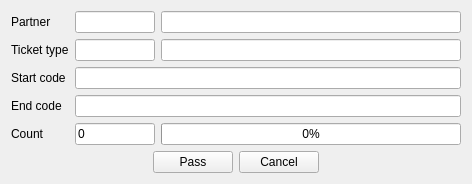
Old version of the form passticketsdialog.ui in the repository End1-1/FlashCards.
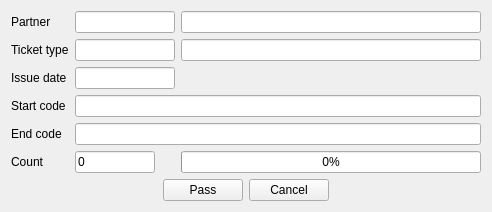
New version of the form. Icons and pictures are not drawn. Custom widgets are drawn as their Qt base class.

What changed in the file:
```diff
--- a/passticketsdialog.ui
+++ b/passticketsdialog.ui
@@ -7,7 +7,7 @@
     <x>0</x>
     <y>0</y>
     <width>463</width>
-    <height>173</height>
+    <height>199</height>
    </rect>
   </property>
   <property name="windowTitle">
@@ -29,27 +29,6 @@
       <property name="bottomMargin">
        <number>0</number>
       </property>
-      <item row="4" column="0">
-       <widget class="QLabel" name="label_4">
-        <property name="text">
-         <string>End code</string>
-        </property>
-       </widget>
-      </item>
-      <item row="0" column="0">
-       <widget class="QLabel" name="label">
-        <property name="text">
-         <string>Partner</string>
-        </property>
-       </widget>
-      </item>
-      <item row="3" column="0">
-       <widget class="QLabel" name="label_3">
-        <property name="text">
-         <string>Start code</string>
-        </property>
-       </widget>
-      </item>
       <item row="2" column="2">
        <widget class="C5LineEdit" name="leTicketName">
         <property name="minimumSize">
@@ -76,102 +55,24 @@
         </property>
        </widget>
       </item>
-      <item row="3" column="1" colspan="2">
-       <widget class="C5LineEdit" name="leStartCode">
-        <property name="minimumSize">
-         <size>
-          <width>0</width>
-          <height>0</height>
-         </size>
-        </property>
-        <property name="maximumSize">
-         <size>
-          <width>16777215</width>
-          <height>16777215</height>
-         </size>
-        </property>
-       </widget>
-      </item>
-      <item row="4" column="1" colspan="2">
-       <widget class="C5LineEdit" name="leEndCode">
-        <property name="minimumSize">
-         <size>
-          <width>0</width>
-          <height>0</height>
-         </size>
-        </property>
-        <property name="maximumSize">
-         <size>
-          <width>16777215</width>
-          <height>16777215</height>
-         </size>
-        </property>
-       </widget>
-      </item>
-      <item row="0" column="1">
-       <widget class="C5LineEdit" name="lePartner">
-        <property name="minimumSize">
-         <size>
-          <width>80</width>
-          <height>0</height>
-         </size>
-        </property>
-        <property name="maximumSize">
-         <size>
-          <width>80</width>
-          <height>16777215</height>
-         </size>
-        </property>
-        <property name="lkey" stdset="0">
-         <string>partners</string>
-        </property>
-       </widget>
-      </item>
       <item row="5" column="0">
+       <widget class="QLabel" name="label_4">
+        <property name="text">
+         <string>End code</string>
+        </property>
+       </widget>
+      </item>
+      <item row="6" column="0">
        <widget class="QLabel" name="label_5">
         <property name="text">
          <string>Count</string>
         </property>
        </widget>
       </item>
-      <item row="2" column="1">
-       <widget class="C5LineEdit" name="leTicket">
-        <property name="minimumSize">
-         <size>
-          <width>80</width>
-          <height>0</height>
-         </size>
-        </property>
-        <property name="maximumSize">
-         <size>
-          <width>80</width>
-          <height>16777215</height>
-         </size>
-        </property>
-        <property name="lkey" stdset="0">
-         <string>ticket_type</string>
-        </property>
-       </widget>
-      </item>
-      <item row="5" column="1">
-       <widget class="C5LineEdit" name="leCount">
-        <property name="minimumSize">
-         <size>
-          <width>80</width>
-          <height>0</height>
-         </size>
-        </property>
-        <property name="maximumSize">
-         <size>
-          <width>80</width>
-          <height>16777215</height>
-         </size>
-        </property>
+      <item row="4" column="0">
+       <widget class="QLabel" name="label_3">
         <property name="text">
-         <string>0</string>
-        </property>
-        <property name="readOnly">
-         <bool>true</bool>
+         <string>Start code</string>
         </property>
        </widget>
       </item>
@@ -194,7 +95,39 @@
         </property>
        </widget>
       </item>
-      <item row="6" column="0" colspan="3">
+      <item row="4" column="1" colspan="2">
+       <widget class="C5LineEdit" name="leStartCode">
+        <property name="minimumSize">
+         <size>
+          <width>0</width>
+          <height>0</height>
+         </size>
+        </property>
+        <property name="maximumSize">
+         <size>
+          <width>16777215</width>
+          <height>16777215</height>
+         </size>
+        </property>
+       </widget>
+      </item>
+      <item row="5" column="1" colspan="2">
+       <widget class="C5LineEdit" name="leEndCode">
+        <property name="minimumSize">
+         <size>
+          <width>0</width>
+          <height>0</height>
+         </size>
+        </property>
+        <property name="maximumSize">
+         <size>
+          <width>16777215</width>
+          <height>16777215</height>
+         </size>
+        </property>
+       </widget>
+      </item>
+      <item row="7" column="0" colspan="3">
        <widget class="QWidget" name="widget" native="true">
         <layout class="QHBoxLayout" name="horizontalLayout">
          <property name="leftMargin">
@@ -266,7 +199,36 @@
         </layout>
        </widget>
       </item>
-      <item row="5" column="2">
+      <item row="6" column="1">
+       <widget class="C5LineEdit" name="leCount">
+        <property name="minimumSize">
+         <size>
+          <width>80</width>
+          <height>0</height>
+         </size>
+        </property>
+        <property name="maximumSize">
+         <size>
+          <width>80</width>
+          <height>16777215</height>
+         </size>
+        </property>
+        <property name="text">
+         <string>0</string>
+        </property>
+        <property name="readOnly">
+         <bool>true</bool>
+        </property>
+       </widget>
+      </item>
+      <item row="0" column="0">
+       <widget class="QLabel" name="label">
+        <property name="text">
+         <string>Partner</string>
+        </property>
+       </widget>
+      </item>
+      <item row="6" column="2">
        <widget class="QProgressBar" name="progressBar">
         <property name="minimum">
          <number>0</number>
@@ -276,6 +238,67 @@
         </property>
        </widget>
       </item>
+      <item row="0" column="1">
+       <widget class="C5LineEdit" name="lePartner">
+        <property name="minimumSize">
+         <size>
+          <width>100</width>
+          <height>0</height>
+         </size>
+        </property>
+        <property name="maximumSize">
+         <size>
+          <width>100</width>
+          <height>16777215</height>
+         </size>
+        </property>
+        <property name="lkey" stdset="0">
+         <string>partners</string>
+        </property>
+       </widget>
+      </item>
+      <item row="2" column="1">
+       <widget class="C5LineEdit" name="leTicket">
+        <property name="minimumSize">
+         <size>
+          <width>100</width>
+          <height>0</height>
+         </size>
+        </property>
+        <property name="maximumSize">
+         <size>
+          <width>100</width>
+          <height>16777215</height>
+         </size>
+        </property>
+        <property name="lkey" stdset="0">
+         <string>ticket_type</string>
+        </property>
+       </widget>
+      </item>
+      <item row="3" column="0">
+       <widget class="QLabel" name="label_6">
+        <property name="text">
+         <string>Issue date</string>
+        </property>
+       </widget>
+      </item>
+      <item row="3" column="1">
+       <widget class="C5DateEdit" name="deDate">
+        <property name="minimumSize">
+         <size>
+          <width>100</width>
+          <height>0</height>
+         </size>
+        </property>
+        <property name="maximumSize">
+         <size>
+          <width>100</width>
+          <height>16777215</height>
+         </size>
+        </property>
+       </widget>
+      </item>
      </layout>
     </widget>
    </item>
@@ -287,6 +310,11 @@
    <extends>QLineEdit</extends>
    <header location="global">c5lineedit.h</header>
   </customwidget>
+  <customwidget>
+   <class>C5DateEdit</class>
+   <extends>QLineEdit</extends>
+   <header location="global">c5dateedit.h</header>
+  </customwidget>
   <customwidget>
    <class>WdtContainer</class>
    <extends>QWidget</extends>
```
